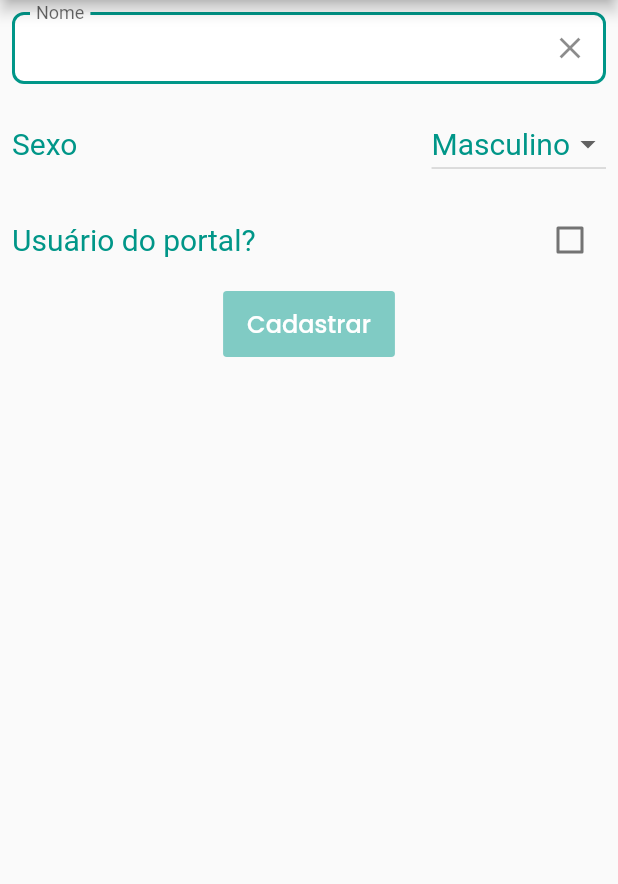
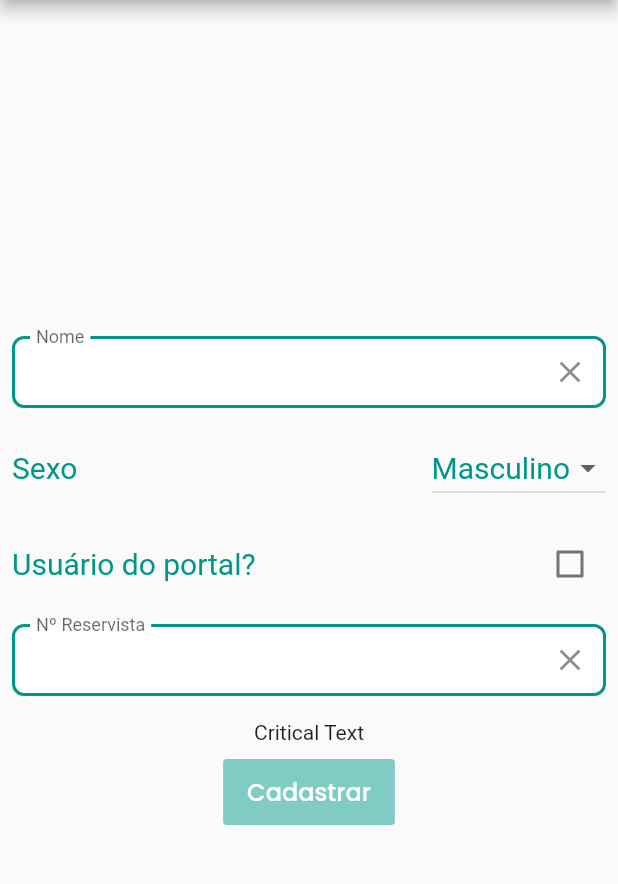
Before and after one commit to rodarterodrigo/desafiocodetec1, a Flutter app: the screen it shows after launch, on a phone screen of 412 x 824 dp, the part 84-968 px from its top. Run offline on Flutter 3.47's test engine with Material 2 defaults, Android fonts, the phone set to English and light mode, and no system bars; our stand-ins replace flutter_modular, google_fonts.

Commit message:
Ajustes na home view

```diff
--- a/desafio_codetec1/lib/app/app_module.dart
+++ b/desafio_codetec1/lib/app/app_module.dart
@@ -1,5 +1,4 @@
 import 'package:desafio_codetec1/app/modules/routes/app_routes.dart';
-
 import 'app_bloc.dart';
 import 'package:flutter_modular/flutter_modular.dart';
 import 'package:flutter/material.dart';
--- a/desafio_codetec1/lib/app/modules/home/home_bloc.dart
+++ b/desafio_codetec1/lib/app/modules/home/home_bloc.dart
@@ -37,6 +37,11 @@ class HomeBloc extends Disposable {
     input.add(homeModel);
   }
 
+  void inputReservist(String reservist){
+    this.homeModel.reservist = reservist;
+    input.add(homeModel);
+  }
+
   Future loading() async {
     this.changeLoading();
     Timer(Duration(seconds: 2), () async {
@@ -46,15 +51,17 @@ class HomeBloc extends Disposable {
   }
 
   void clearName(TextEditingController controller) { controller.clear(); this.homeModel.name = ""; this.input.add(this.homeModel); }
+  void clearReservist(TextEditingController controller) { controller.clear(); this.homeModel.reservist = ""; this.input.add(this.homeModel); }
+
   Future commit() async => await loading();
+
+  void changeLoading() {
+    this.isLoading = !this.isLoading;
+    this.input.add(isLoading);
+  }
 
   @override
   void dispose() {
     _streamController.close();
   }
-
-  void changeLoading() {
-    this.isLoading = !this.isLoading;
-    this.input.add(isLoading);
-  }
 }
--- a/desafio_codetec1/lib/app/modules/home/home_page.dart
+++ b/desafio_codetec1/lib/app/modules/home/home_page.dart
@@ -1,14 +1,17 @@
-import 'package:desafio_codetec1/app/modules/routes/app_routes.dart';
 import 'package:desafio_codetec1/app/modules/shared/enums/buttom_style.dart';
 import 'package:desafio_codetec1/app/modules/shared/widgets/custom_buttom.dart';
 import 'package:desafio_codetec1/app/modules/shared/widgets/custom_textfield.dart';
+import 'package:flutter/cupertino.dart';
 import 'package:flutter/material.dart';
 import 'package:flutter_modular/flutter_modular.dart';
 import 'home_bloc.dart';
 
 class HomePage extends StatelessWidget {
+
   final homeBloc = Modular.get<HomeBloc>();
   final TextEditingController nameController = TextEditingController();
+  final TextEditingController reservistController = TextEditingController();
+
   @override
   Widget build(BuildContext context) {
     return StreamBuilder(
@@ -18,6 +21,7 @@ class HomePage extends StatelessWidget {
           title: Center(child: Text("Desafio Codetec1")),
         ),
         body: homeBloc.isLoading? Center(child: CircularProgressIndicator()): SafeArea(
+          child: Center(
             child: SingleChildScrollView(
               child: Column(
                 children: [
@@ -79,6 +83,24 @@ class HomePage extends StatelessWidget {
                       ],
                     ),
                   ),
+                  Padding(
+                    padding: EdgeInsets.all(8),
+                    child: CustomTextField(
+                      onChanged: (value) => (value) => homeBloc.inputReservist(value),
+                      suffixIcon: Icon(Icons.clear),
+                      clearTap: () => homeBloc.clearReservist(reservistController),
+                      controller: reservistController,
+                      borderColor: Theme.of(context).primaryColor,
+                      keyboardType: TextInputType.text,
+                      labelText: "Nº Reservista",
+                    ),
+                  ),
+                  Padding(
+                    padding: EdgeInsets.all(8.0),
+                    child: Text(
+                      "Critical Text"
+                    ),
+                  ),
                   CustomButton(
                       onPressed: () async => await homeBloc.commit(),
                       text: "Cadastrar",
@@ -90,6 +112,7 @@ class HomePage extends StatelessWidget {
             ),
           ),
         ),
+      ),
     );
   }
 }
```
Also changed, not shown: 1 other file. Lines whose indentation alone changed are shown as unchanged.
